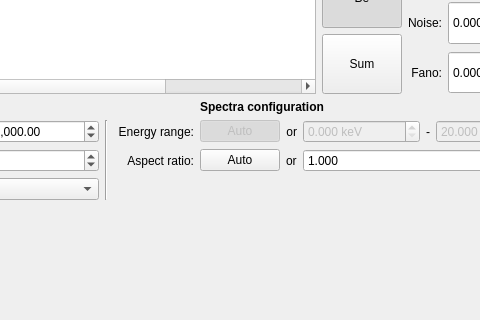
Before: the Qt Designer form batch.ui in pfilipl/PolyX-XRF-Data-Analyser, drawn with Qt 5; both pictures show x 362 to 842 and y 139 to 459 of the 1289 by 720 pixel window.
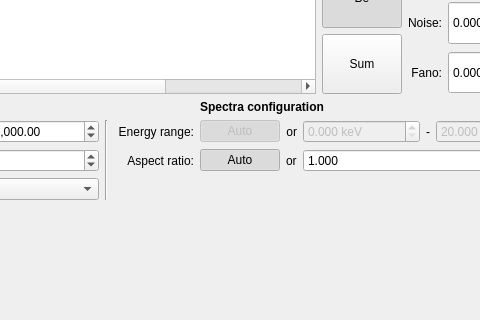
After: the same form once the commit is applied.

Commit message: Spectra configuration correction

Diff of the .ui file:
```diff
--- a/batch.ui
+++ b/batch.ui
@@ -635,7 +635,7 @@
                <bool>true</bool>
               </property>
               <property name="checked">
-               <bool>false</bool>
+               <bool>true</bool>
               </property>
              </widget>
             </item>
```
